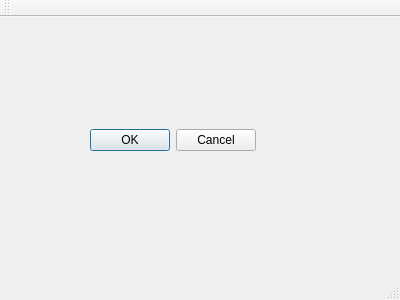
First picture: the form in amiga.ui, repository Bramby/Amiga, before the edit.
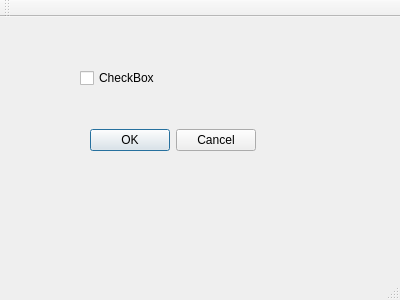
Second picture: the form after the edit.

Commit message: check_box

```diff
--- a/amiga.ui
+++ b/amiga.ui
@@ -27,6 +27,19 @@
      <set>QDialogButtonBox::Cancel|QDialogButtonBox::Ok</set>
     </property>
    </widget>
+   <widget class="QCheckBox" name="checkBox">
+    <property name="geometry">
+     <rect>
+      <x>80</x>
+      <y>50</y>
+      <width>95</width>
+      <height>22</height>
+     </rect>
+    </property>
+    <property name="text">
+     <string>CheckBox</string>
+    </property>
+   </widget>
   </widget>
   <widget class="QMenuBar" name="menuBar">
    <property name="geometry">
```
